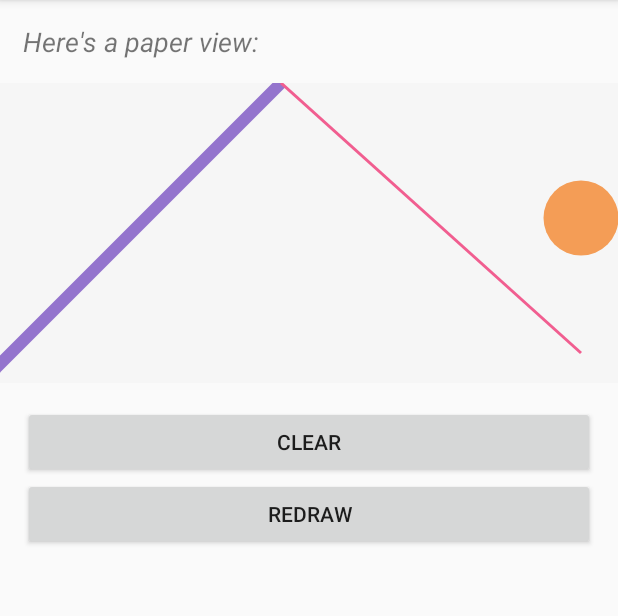
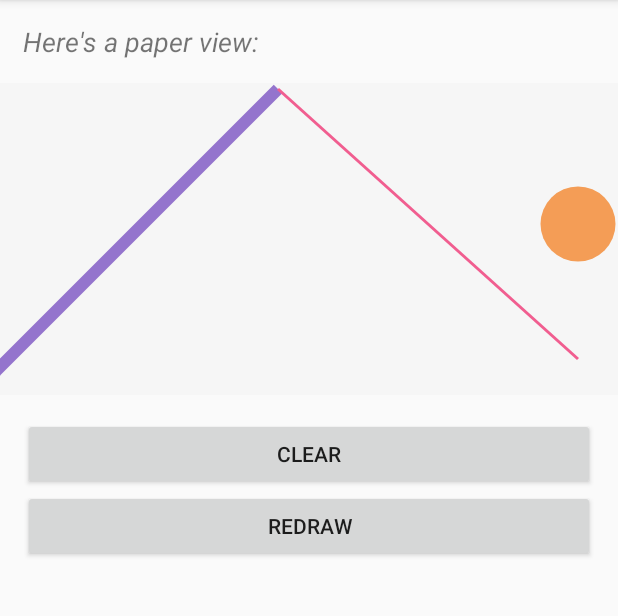
Before and after one commit to lukelorusso/SimplePaperView, an Android app: the screen it shows after launch (MainActivity), on a phone screen of 412 x 824 dp, the part 84-700 px from its top. Run offline under Robolectric (Android 15) with nearby library versions, the phone set to English and light mode, and no system bars.

Commit message:
Adding padding attribute

```diff
--- a/simplepaperview-example/src/main/res/layout/activity_main.xml
+++ b/simplepaperview-example/src/main/res/layout/activity_main.xml
@@ -29,7 +29,11 @@
                     android:id="@+id/mainSimplePaperView"
                     android:layout_width="wrap_content"
                     android:layout_height="wrap_content"
-                    android:background="@color/paperBackground"/>
+                    android:background="@color/paperBackground"
+                    android:paddingTop="4dp"
+                    android:paddingBottom="4dp"
+                    android:paddingStart="2dp"
+                    android:paddingEnd="2dp"/>
 
         </HorizontalScrollView>
 
--- a/simplepaperview/src/main/kotlin/com/lukelorusso/simplepaperview/SimplePaperView.kt
+++ b/simplepaperview/src/main/kotlin/com/lukelorusso/simplepaperview/SimplePaperView.kt
@@ -22,13 +22,31 @@ open class SimplePaperView @JvmOverloads constructor(
     private val itemList = mutableListOf<DrawableItem>()
     private var paint = Paint().apply { flags = Paint.ANTI_ALIAS_FLAG }
     private var maxDims = PointF(0F, 0F)
+    var paddingTop = 0F
+    var paddingStart = 0F
+    var paddingEnd = 0F
+    var paddingBottom = 0F
     var invertY = false // if true, you can think to Y dimension as a "classic" cartesian axis (values growing upwards)
+
+    init {
+        // Load the styled attributes and set their properties
+        val attributes = context.obtainStyledAttributes(attrs, R.styleable.SimplePaperView, 0, 0)
+        val padding = attributes.getDimension(R.styleable.SimplePaperView_android_padding, 0F)
+        paddingTop = attributes.getDimension(R.styleable.SimplePaperView_android_paddingTop, padding)
+        paddingStart = attributes.getDimension(R.styleable.SimplePaperView_android_paddingLeft, padding)
+        paddingStart = attributes.getDimension(R.styleable.SimplePaperView_android_paddingStart, paddingStart)
+        paddingEnd = attributes.getDimension(R.styleable.SimplePaperView_android_paddingRight, padding)
+        paddingEnd = attributes.getDimension(R.styleable.SimplePaperView_android_paddingEnd, paddingEnd)
+        paddingBottom = attributes.getDimension(R.styleable.SimplePaperView_android_paddingTop, padding)
+        attributes.recycle()
+    }
 
     //region PRIVATE METHODS
     override fun onDraw(canvas: Canvas?) {
         if (invertY) {
-            canvas?.translate(0F, height.toFloat()) // Reset where 0,0 is located
-            canvas?.scale(1F, -1F) // Invert
+            invertY(canvas)
+        } else {
+            canvas?.translate(paddingStart, paddingTop)
         }
 
         // Iterate through items
@@ -110,12 +128,12 @@ open class SimplePaperView @JvmOverloads constructor(
             }
         }
 
-        maxDims = PointF(maxX, maxY)
+        maxDims = PointF(maxX + paddingStart + paddingEnd, maxY + paddingTop + paddingBottom)
     }
 
     private fun invertY(canvas: Canvas?) {
-        canvas?.translate(0F, height.toFloat()) // reset where 0,0 is located
-        canvas?.scale(1F, -1F) // invert
+        canvas?.translate(0F + paddingStart, height.toFloat() + paddingTop) // Reset where 0,0 is located
+        canvas?.scale(1F, -1F) // Invert
     }
 
     protected fun getBackgroundColor(): Int {
```
Also changed, not shown: simplepaperview/src/main/res/values/attr.xml (added, +14 -0 lines).
